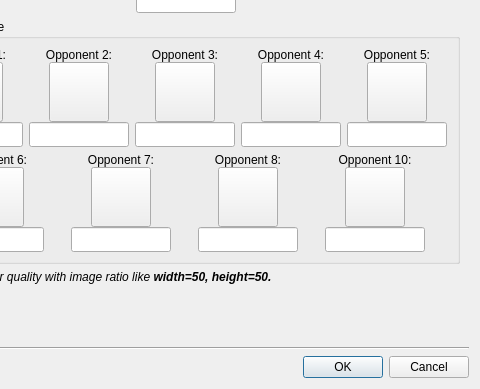
Before: the Qt Designer form src/gui/qt/settingsdialog.ui in pokerth/pokerth, drawn with Qt 5; both pictures show x 305 to 785 and y 141 to 530 of the 785 by 530 pixel window.
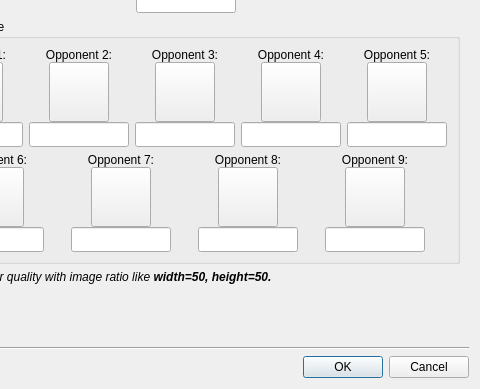
After: the same form once the commit is applied. The open tabs and pages were chosen to show the change. Icons and pictures are not drawn. Custom widgets are drawn as their Qt base class.

Commit message: opponent 10-9 string fix

Diff of the .ui file:
```diff
--- a/src/gui/qt/settingsdialog.ui
+++ b/src/gui/qt/settingsdialog.ui
@@ -3213,7 +3213,7 @@
                    </size>
                   </property>
                   <property name="text">
-                   <string>Opponent 10:</string>
+                   <string>Opponent 9:</string>
                   </property>
                   <property name="alignment">
                    <set>Qt::AlignCenter</set>
```
